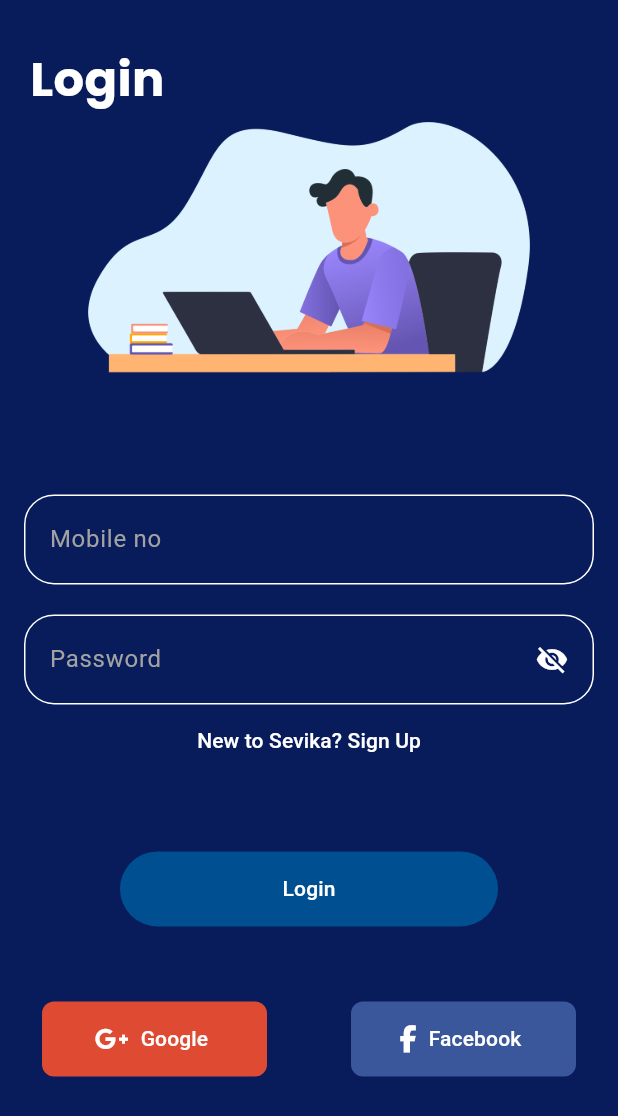
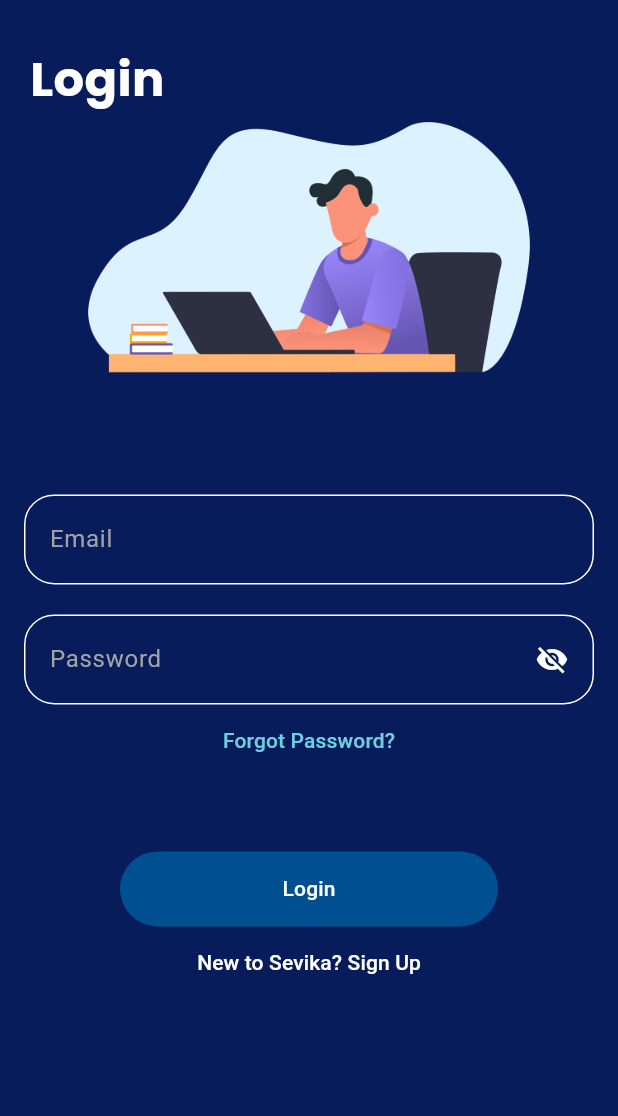
Before and after one commit to MuhammedThajudeen/sevikaMobile, a Flutter app: the screen it shows after launch, on a phone screen of 412 x 824 dp. Shown: the top 1116 px of the screen. Run offline on Flutter 3.47's test engine with Material 3 defaults, Android fonts, the light colour scheme and no system bars; our stand-ins replace carousel_slider, font_awesome_flutter, google_fonts; Roboto replaces fonts that are missing (Oxygen).

Commit message:
loginscreen fix

```diff
--- a/lib/view/loginscreen.dart
+++ b/lib/view/loginscreen.dart
@@ -34,6 +34,7 @@
           color: maincolor,
           child: SingleChildScrollView(
             child: Column(
+              mainAxisAlignment: MainAxisAlignment.spaceEvenly,
               children: [
                 Stack(
                   children: [
@@ -64,7 +65,7 @@
                     //  customtextfield(450, 'Password')
                   ],
                 ),
-                customtextfield('Mobile no', usernameController,
+                customtextfield('Email', usernameController,
                     passwordtext: false, status: 1),
                 const SizedBox(
                   height: 20,
@@ -72,11 +73,11 @@
                 customtextfield('Password', passwordController,
                     passwordtext: true, status: 2),
                 TextButton(
-                    onPressed: () {},
-                    child: const Text(
-                      'New to Sevika? Sign Up',
-                      style: TextStyle(color: Colors.white),
-                    )),
+                onPressed: () {},
+                child: const Text(
+                  'Forgot Password?',
+                  style: TextStyle(color: Color.fromARGB(255, 109, 207, 226)),
+                )),
                 Container(
                   margin: const EdgeInsets.only(top: 50, left: 80, right: 80),
                   height: 50,
@@ -86,12 +87,13 @@
                       borderRadius: BorderRadius.all(Radius.circular(50))),
                   child: TextButton(
                       onPressed: () {
-                        Navigator.pushReplacement<void, void>(
-                          context,
-                          MaterialPageRoute<void>(
-                            builder: (BuildContext context) => const HomeScreen()
-                          ),
-                        );
+                        loginapi();
+                        // Navigator.pushReplacement<void, void>(
+                        //   context,
+                        //   MaterialPageRoute<void>(
+                        //     builder: (BuildContext context) => const HomeScreen()
+                        //   ),
+                        // );
                         print('username : ${usernameController.text}');
                         print('usernamepass : ${passwordController.text}');
                       },
@@ -100,16 +102,22 @@
                         style: TextStyle(color: Colors.white),
                       )),
                 ),
-                SizedBox(height: 50),
-                Row(
-                  mainAxisAlignment: MainAxisAlignment.spaceAround,
-                  children: [
-                    socialmediabutton(FontAwesomeIcons.googlePlusG, 'Google',
-                        const Color(0xffDF4A32)),
-                    socialmediabutton(FontAwesomeIcons.facebookF, 'Facebook',
-                        const Color(0xff39579A))
-                  ],
-                )
+                TextButton(
+                    onPressed: () {},
+                    child: const Text(
+                      'New to Sevika? Sign Up',
+                      style: TextStyle(color: Colors.white),
+                    )),
+                // SizedBox(height: 50),
+                // Row(
+                //   mainAxisAlignment: MainAxisAlignment.spaceAround,
+                //   children: [
+                //     socialmediabutton(FontAwesomeIcons.googlePlusG, 'Google',
+                //         const Color(0xffDF4A32)),
+                //     socialmediabutton(FontAwesomeIcons.facebookF, 'Facebook',
+                //         const Color(0xff39579A))
+                //   ],
+                // )
               ],
             ),
           ),
@@ -146,7 +154,7 @@
       mainAxisAlignment: MainAxisAlignment.spaceBetween,
       children: [
         Expanded(
-            child: TextField(
+            child: TextFormField(
           // cursorColor: Colors.black,
           autocorrect: false,
           autofocus: false,
@@ -233,12 +241,13 @@
     String strUrl = base_url + login_url;
 
     var postData = {
-        "username": usernameController.text,
+      "mobile" : usernameController.text,
+        "email": '',
         "password": passwordController.text
       };
 
     var headerData = {
-        '',
+        '': '',
       };
 
     try {
```
